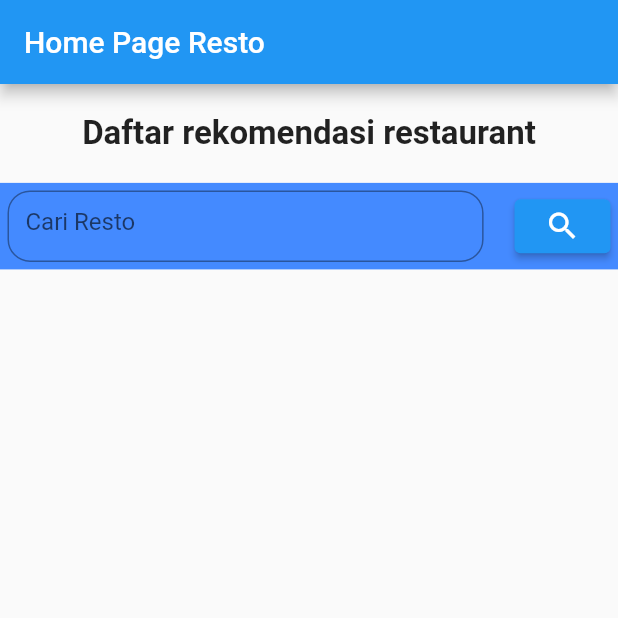
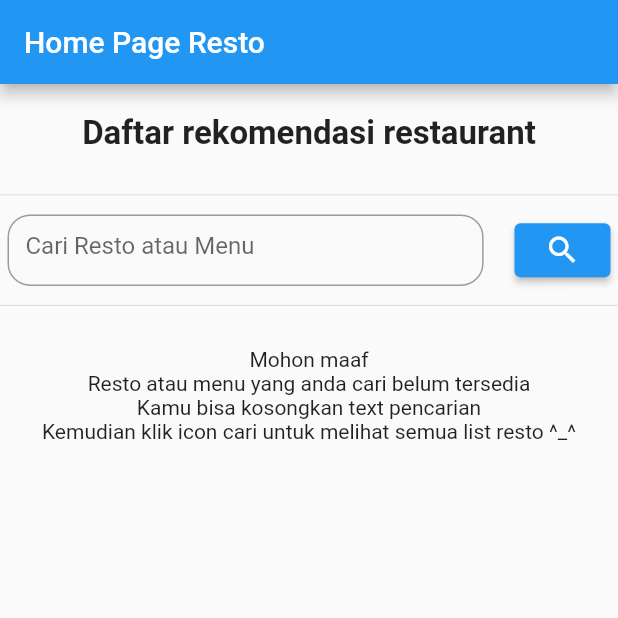
Before and after one commit to mlatifr/resto_app, a Flutter app: the screen it shows after launch, after a tap on the "search" icon, on a phone screen of 412 x 824 dp, the top half of it. Run offline on Flutter 3.47's test engine with Material 2 defaults, Android fonts, the phone set to English and light mode, and no system bars; network calls fail.

Commit message:
error message ketika data tidak ditemukan

```diff
--- a/lib/data/api/api_resto.dart
+++ b/lib/data/api/api_resto.dart
@@ -12,7 +12,6 @@ class ApiService {
   Future<RestoListModel> getListRestoQuery(query) async {
     final response = await http
         .get(Uri.parse("https://restaurant-api.dicoding.dev/search?q=$query"));
-    print(response.body);
     RestoListModel decodeRestoStatus = restoModelFromJson(response.body);
     return decodeRestoStatus;
   }
--- a/lib/main.dart
+++ b/lib/main.dart
@@ -76,8 +76,9 @@ class _MyHomePageState extends State<MyHomePage> {
           children: [
             WidgetJudulHalaman(
                 screenWidth: screenWidth, screenHeight: screenHeight),
+            const Divider(),
             Container(
-              color: Colors.blueAccent,
+              // color: Colors.blueAccent,
               width: screenWidth,
               height: screenHeight * .07,
               padding: const EdgeInsets.all(5),
@@ -87,7 +88,7 @@ class _MyHomePageState extends State<MyHomePage> {
                       child: TextField(
                     controller: _cariRestoTextController,
                     decoration: InputDecoration(
-                        hintText: "Cari Resto",
+                        hintText: "Cari Resto atau Menu",
                         border: OutlineInputBorder(
                             borderRadius: BorderRadius.circular(15))),
                   )),
@@ -97,18 +98,30 @@ class _MyHomePageState extends State<MyHomePage> {
                   ElevatedButton(
                       onPressed: () {
                         // print("${_cariRestoTextController.text}");
+                        if (_cariRestoTextController.text.isEmpty) {
+                          ApiService().getListResto().then((value) {
+                            setState(() {
+                              listResto = value.restaurants;
+                            });
+                          });
+                        } else {
                           ApiService()
                               .getListRestoQuery(_cariRestoTextController.text)
                               .then((value) {
                             setState(() {
                               listResto = value.restaurants;
+                              if (value.restaurants.isEmpty) {
+                                listResto.clear();
+                              }
                             });
                           });
+                        }
                       },
                       child: const Icon(Icons.search))
                 ],
               ),
             ),
+            const Divider(),
             FutureBuilder<RestoListModel>(
               future: _futureResto,
               builder: (context, snapshot) {
@@ -116,8 +129,20 @@ class _MyHomePageState extends State<MyHomePage> {
                   return Column(
                     children: const [
                       CircularProgressIndicator(),
-                      Text("Sabar itu sebagian dari iman >_<")
+                      Text(
+                          "Tenang aja, data sedang dikirim\npastikan internet kamu tersambung")
                     ],
+                  );
+                }
+                if (listResto.isEmpty) {
+                  return Container(
+                    padding: const EdgeInsets.all(20),
+                    child: const Center(
+                      child: Text(
+                        "Mohon maaf\nResto atau menu yang anda cari belum tersedia\nKamu bisa kosongkan text pencarian\nKemudian klik icon cari untuk melihat semua list resto ^_^",
+                        textAlign: TextAlign.center,
+                      ),
+                    ),
                   );
                 }
                 return ListView.builder(
```
Lines whose indentation alone changed are shown as unchanged.
